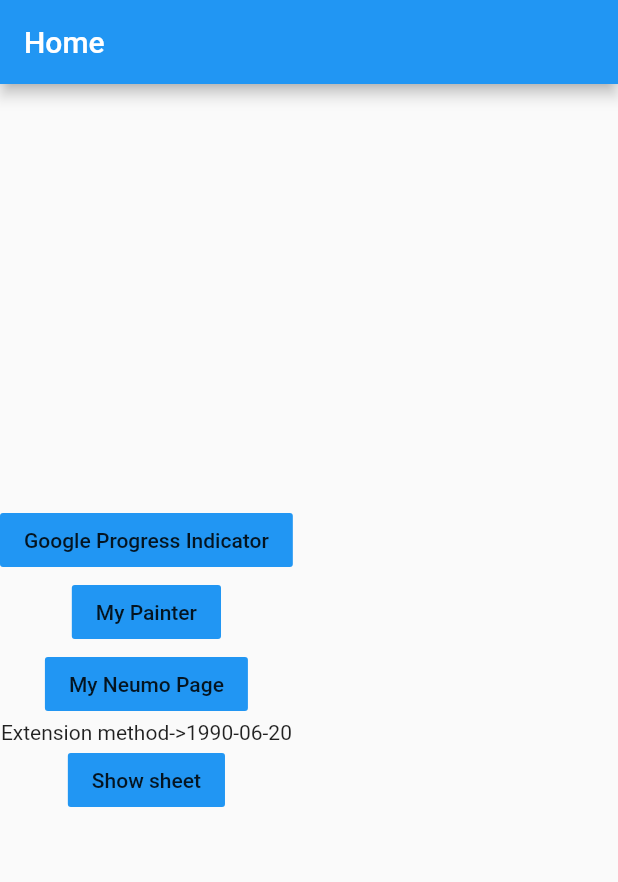
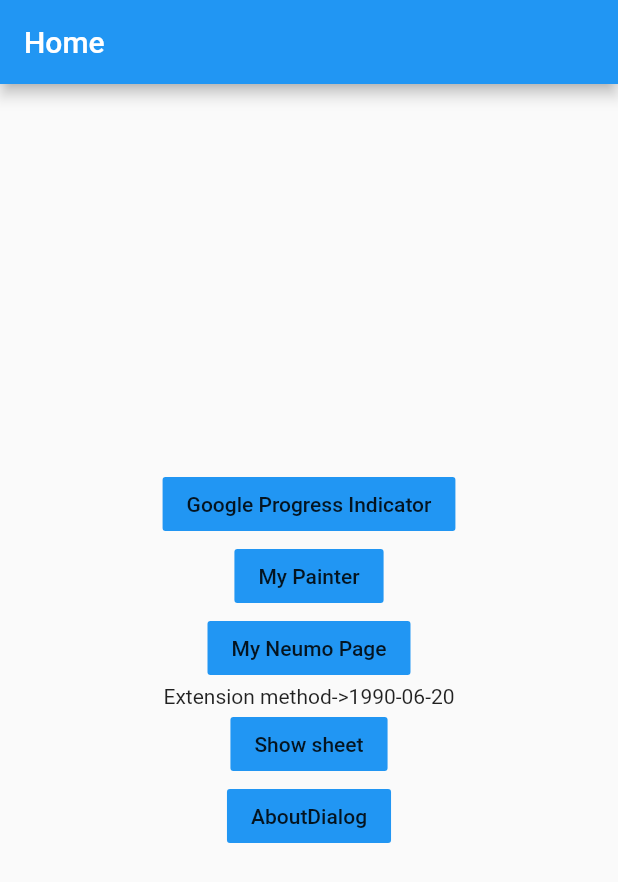
Before and after one commit to tush23/flutter_demos, a Flutter app: the screen it shows after launch, on a phone screen of 412 x 824 dp. Shown: the top 882 px of the screen. Run offline on Flutter 3.47's test engine with Material 2 defaults, Android fonts, the phone set to English and light mode, and no system bars; our stand-ins replace flutter_neumorphic, get.

Commit message:
added about dialog

```diff
--- a/lib/Home.dart
+++ b/lib/Home.dart
@@ -19,9 +19,11 @@ class _HomePageState extends State<HomePage> {
       appBar: AppBar(
         title: Text('Home'),
       ),
-      body: Column(
-        crossAxisAlignment: CrossAxisAlignment.center,
+      body: Center(
+        child: Column(
+          // crossAxisAlignment: CrossAxisAlignment.center,
           mainAxisAlignment: MainAxisAlignment.center,
+          // mainAxisSize: MainAxisSize.max,
           children: [
             FlatButton(
                 color: Colors.blue,
@@ -40,11 +42,21 @@ class _HomePageState extends State<HomePage> {
             FlatButton(
                 color: Colors.blue,
                 onPressed: () {
-                showSheet(
-                    ['ram', 'shyam', 'sita', 'gita'], "Bottom Sheet", context);
+                  showSheet(['ram', 'shyam', 'sita', 'gita'], "Bottom Sheet",
+                      context);
                 },
                 child: Text('Show sheet')),
+            FlatButton(
+                color: Colors.blue,
+                onPressed: () => showAboutDialog(
+                      context: context,
+                      applicationIcon: Icon(Icons.ac_unit),
+                      applicationName: 'Demo App',
+                      applicationVersion: '1.0.0',
+                    ),
+                child: Text('AboutDialog')),
           ],
+        ),
       ),
     );
   }
```
Also changed, not shown: 1 other file. Lines whose indentation alone changed are shown as unchanged.
